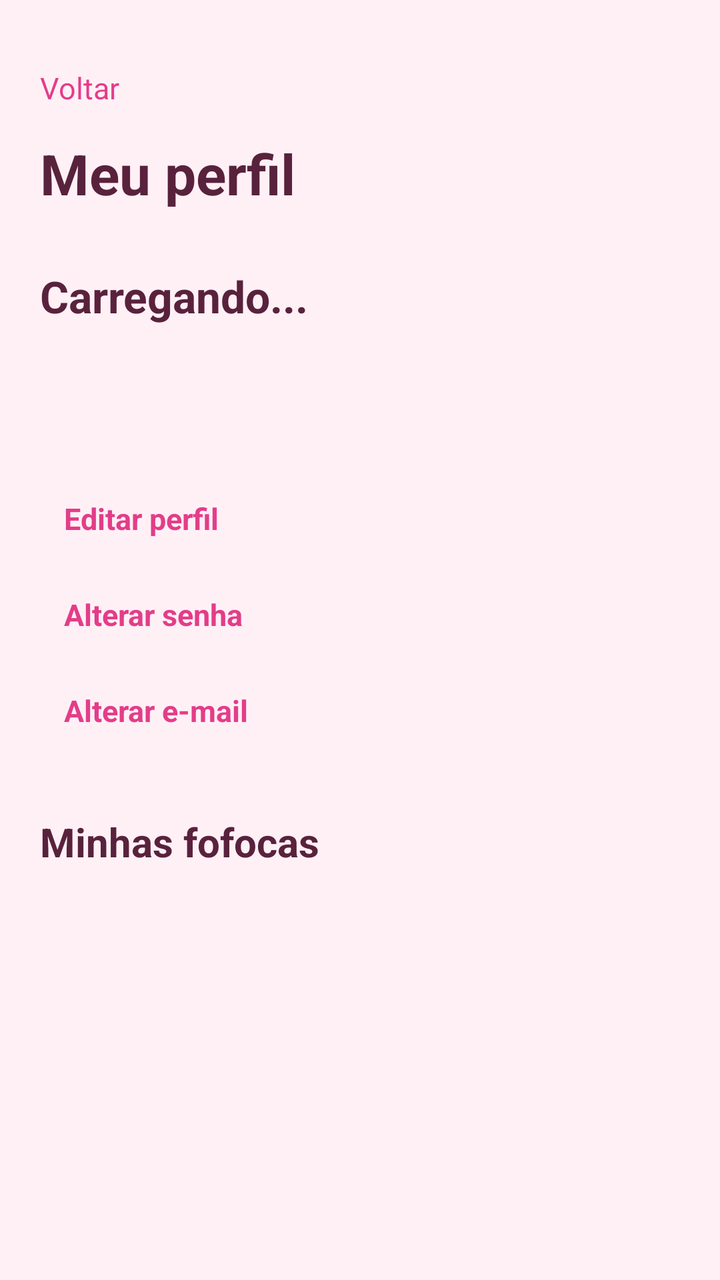
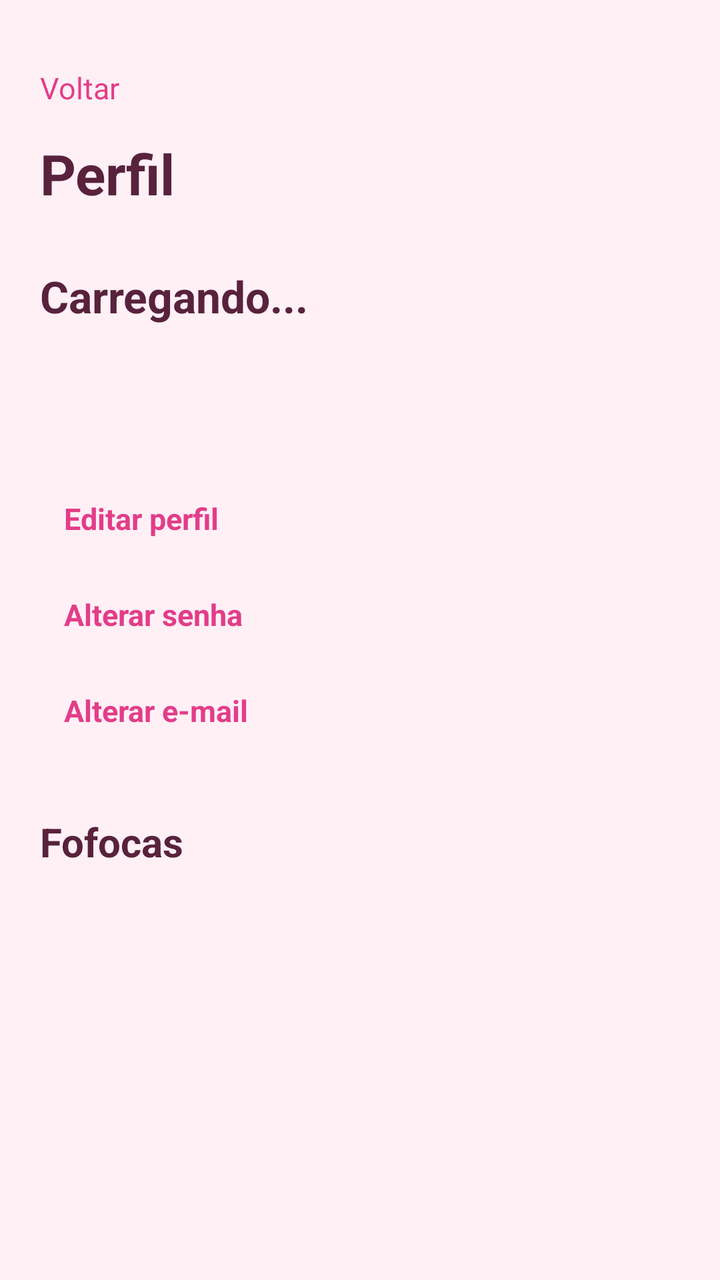

Compare the two renders of this Android layout. The source of the first and the diff that turns it into the second are given below.
<!-- AndroidManifest.xml: application theme Theme.Fofoca -->
<!-- res/layout/activity_perfil.xml -->
<?xml version="1.0" encoding="utf-8"?>
<LinearLayout
    xmlns:android="http://schemas.android.com/apk/res/android"
    android:id="@+id/main"
    android:layout_width="match_parent"
    android:layout_height="match_parent"
    android:orientation="vertical"
    android:background="@color/fofoca_fundo"
    android:padding="20dp">

    <TextView
        android:id="@+id/tvVoltarPerfil"
        android:layout_width="wrap_content"
        android:layout_height="48dp"
        android:gravity="center_vertical"
        android:text="Voltar"
        android:textSize="15sp"
        android:textColor="@color/fofoca_rosa"/>

    <TextView
        android:layout_width="match_parent"
        android:layout_height="wrap_content"
        android:text="Meu perfil"
        android:textSize="28sp"
        android:textStyle="bold"
        android:textColor="@color/fofoca_texto"/>

    <TextView
        android:id="@+id/tvNomePerfil"
        android:layout_width="match_parent"
        android:layout_height="wrap_content"
        android:layout_marginTop="28dp"
        android:text="Carregando..."
        android:textSize="22sp"
        android:textStyle="bold"
        android:textColor="@color/fofoca_texto"/>

    <TextView
        android:id="@+id/tvUsuarioPerfil"
        android:layout_width="match_parent"
        android:layout_height="wrap_content"
        android:layout_marginTop="6dp"
        android:textSize="16sp"
        android:textColor="@color/fofoca_rosa"/>

    <TextView
        android:id="@+id/tvEmailPerfil"
        android:layout_width="match_parent"
        android:layout_height="wrap_content"
        android:layout_marginTop="14dp"
        android:textSize="14sp"
        android:textColor="@color/fofoca_secundario"/>

    <TextView
        android:id="@+id/tvEditarPerfil"
        android:layout_width="wrap_content"
        android:layout_height="48dp"
        android:layout_marginTop="12dp"
        android:gravity="center_vertical"
        android:paddingHorizontal="12dp"
        android:text="Editar perfil"
        android:textSize="15sp"
        android:textStyle="bold"
        android:textColor="@color/fofoca_rosa"/>

    <TextView
        android:id="@+id/tvAlterarSenha"
        android:layout_width="wrap_content"
        android:layout_height="48dp"
        android:gravity="center_vertical"
        android:paddingHorizontal="12dp"
        android:text="Alterar senha"
        android:textSize="15sp"
        android:textStyle="bold"
        android:textColor="@color/fofoca_rosa"/>

    <TextView
        android:id="@+id/tvAlterarEmail"
        android:layout_width="wrap_content"
        android:layout_height="48dp"
        android:gravity="center_vertical"
        android:paddingHorizontal="12dp"
        android:text="Alterar e-mail"
        android:textSize="15sp"
        android:textStyle="bold"
        android:textColor="@color/fofoca_rosa"/>

    <TextView
        android:layout_width="match_parent"
        android:layout_height="wrap_content"
        android:layout_marginTop="28dp"
        android:text="Minhas fofocas"
        android:textSize="20sp"
        android:textStyle="bold"
        android:textColor="@color/fofoca_texto"/>

    <TextView
        android:id="@+id/tvSemPostsPerfil"
        android:layout_width="match_parent"
        android:layout_height="wrap_content"
        android:layout_marginTop="16dp"
        android:text="Nenhuma fofoca publicada ainda."
        android:textSize="14sp"
        android:textColor="@color/fofoca_secundario"
        android:visibility="gone"/>

    <androidx.recyclerview.widget.RecyclerView
        android:id="@+id/rvPostsPerfil"
        android:layout_width="match_parent"
        android:layout_height="0dp"
        android:layout_weight="1"
        android:layout_marginTop="16dp"
        android:clipToPadding="false"/>

</LinearLayout>
<!-- resources referenced by this layout -->
<resources>
  <color name="fofoca_fundo">#FFF0F6</color>
  <color name="fofoca_rosa">#E33D89</color>
  <color name="fofoca_secundario">#986E84</color>
  <color name="fofoca_texto">#59223C</color>
  <style name="Theme.Fofoca" parent="Base.Theme.Fofoca" />
  <style name="Base.Theme.Fofoca" parent="Theme.Material3.DayNight.NoActionBar">
          
          
      </style>
</resources>

<!-- the commit's change to res/layout/activity_perfil.xml (unified diff, before → after) -->
@@ -20,7 +20,7 @@
     <TextView
         android:layout_width="match_parent"
         android:layout_height="wrap_content"
-        android:text="Meu perfil"
+        android:text="Perfil"
         android:textSize="28sp"
         android:textStyle="bold"
         android:textColor="@color/fofoca_texto"/>
@@ -89,7 +89,7 @@
         android:layout_width="match_parent"
         android:layout_height="wrap_content"
         android:layout_marginTop="28dp"
-        android:text="Minhas fofocas"
+        android:text="Fofocas"
         android:textSize="20sp"
         android:textStyle="bold"
         android:textColor="@color/fofoca_texto"/>
